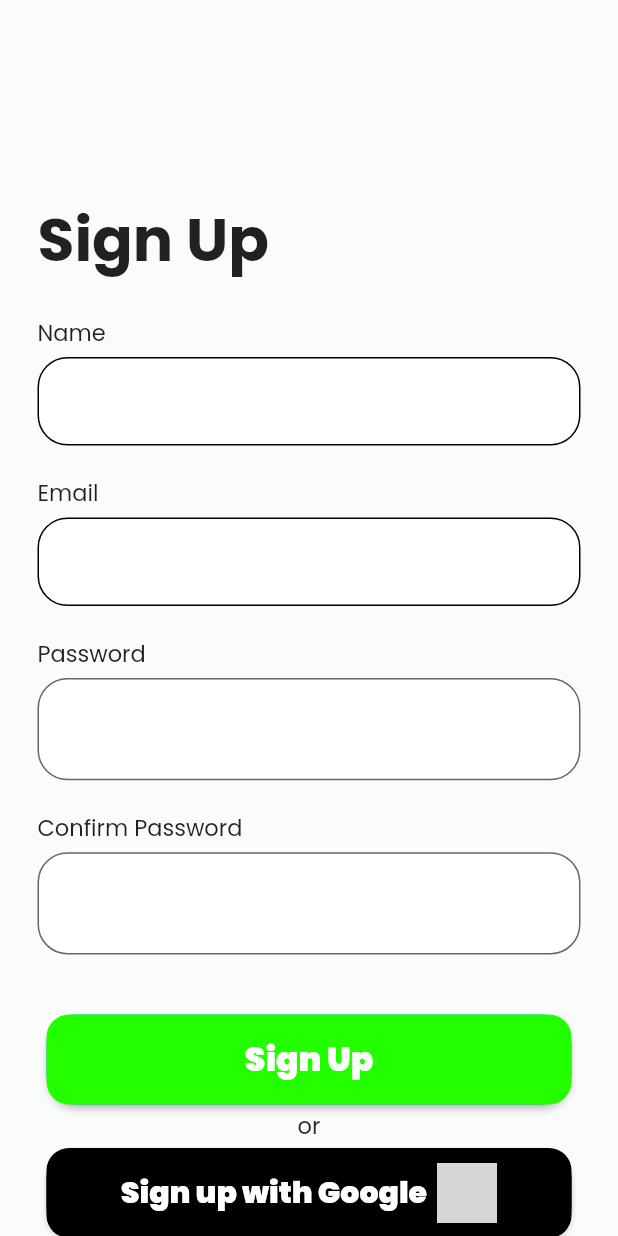
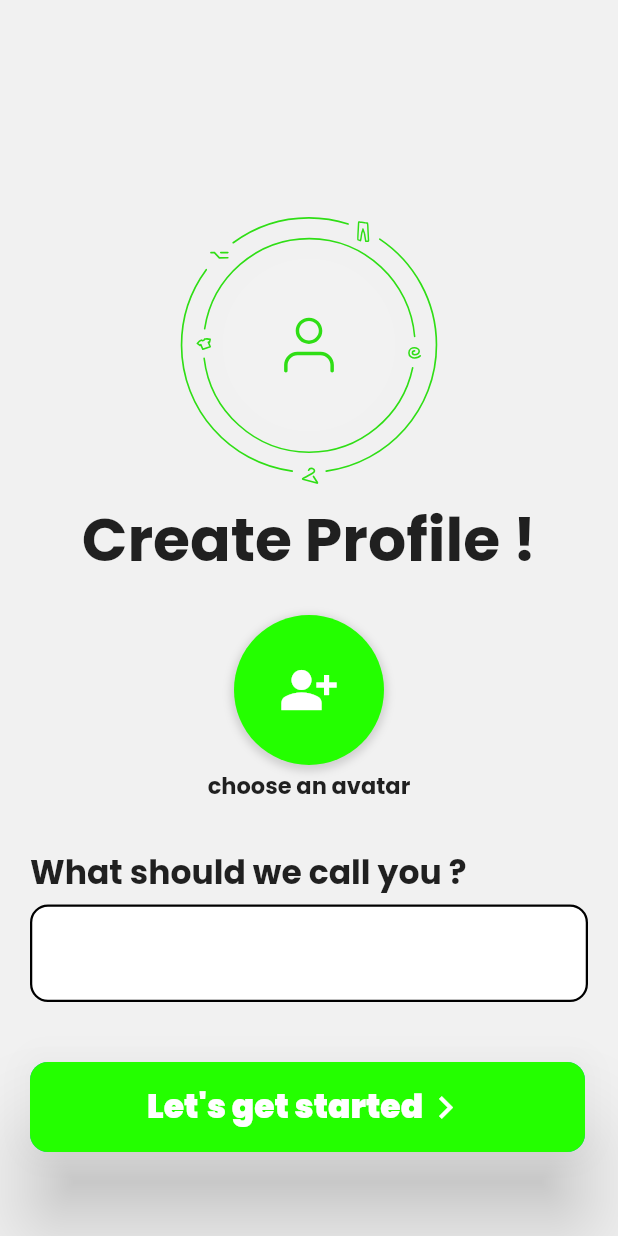
Before and after one commit to PVSarathKrishnan/knack_mobile, a Flutter app: the screen it shows after launch, on a phone screen of 412 x 824 dp. Run offline on Flutter 3.47's test engine with Material 3 defaults, Android fonts, the phone set to English and light mode, and no system bars; drawn by our look-alikes of lottie; our stand-ins replace firebase_auth, firebase_core, google_fonts, google_sign_in; accounts and stored records are empty; grey boxes are pictures that could not be loaded.

Commit message:
Google Authentication and build profile

```diff
--- a/lib/main.dart
+++ b/lib/main.dart
@@ -1,7 +1,8 @@
 import 'package:firebase_core/firebase_core.dart';
 import 'package:flutter/material.dart';
 import 'package:knack/firebase_options.dart';
-import 'package:knack/view/screens/signup_screen.dart';
+import 'package:knack/view/screens/profile/profile_build.dart';
+import 'package:knack/view/screens/signup/signup_screen.dart';
 
 void main() async {
   WidgetsFlutterBinding.ensureInitialized();
@@ -21,7 +22,7 @@ class MyApp extends StatelessWidget {
       theme: ThemeData(useMaterial3: false),
       debugShowCheckedModeBanner: false,
       title: 'Knack',
-      home: SignUpScreen(),
+      home: BuildProfile(),
     );
   }
 }
--- /dev/null
+++ b/lib/view/screens/profile/collections.dart
@@ -0,0 +1,59 @@
+import 'package:flutter/material.dart';
+
+List<String> avatars = [
+  "https://cdn-icons-png.freepik.com/256/945/945260.png?ga=GA1.1.1670387391.1711524050&",
+  "https://cdn-icons-png.freepik.com/256/952/952936.png?ga=GA1.1.1670387391.1711524050&",
+  "https://cdn-icons-png.freepik.com/256/4333/4333642.png?ga=GA1.1.1670387391.1711524050&",
+  "https://cdn-icons-png.freepik.com/256/13847/13847433.png?ga=GA1.1.1670387391.1711524050&",
+  "https://cdn-icons-png.freepik.com/256/11195/11195353.png?ga=GA1.1.1670387391.1711524050&",
+  "https://cdn-icons-png.freepik.com/256/11696/11696670.png?ga=GA1.1.1670387391.1711524050&",
+  "https://cdn-icons-png.freepik.com/256/11045/11045308.png?ga=GA1.1.1670387391.1711524050&",
+  "https://cdn-icons-png.freepik.com/256/1050/1050444.png?ga=GA1.1.1670387391.1711524050&",
+  "https://cdn-icons-png.freepik.com/256/190/190609.png?ga=GA1.1.1670387391.1711524050&",
+  //
+  "https://cdn-icons-png.freepik.com/256/190/190639.png?ga=GA1.1.1670387391.1711524050&",
+  "https://cdn-icons-png.freepik.com/256/4453/4453609.png?ga=GA1.1.1670387391.1711524050&",
+  "https://cdn-icons-png.freepik.com/256/1881/1881006.png?ga=GA1.1.1670387391.1711524050&",
+  "https://cdn-icons-png.freepik.com/256/4058/4058940.png?ga=GA1.1.1670387391.1711524050&",
+  //
+  "https://cdn-icons-png.freepik.com/256/4807/4807976.png?ga=GA1.1.1670387391.1711524050&",
+  "https://cdn-icons-png.freepik.com/256/5084/5084596.png?ga=GA1.1.1670387391.1711524050&",
+  "https://cdn-icons-png.freepik.com/256/8710/8710562.png?ga=GA1.1.1670387391.1711524050&",
+  "https://cdn-icons-png.freepik.com/256/6819/6819742.png?ga=GA1.1.1670387391.1711524050&",
+  //
+  "https://cdn-icons-png.freepik.com/256/2202/2202112.png?ga=GA1.1.1670387391.1711524050&",
+  "https://cdn-icons-png.freepik.com/256/607/607381.png?ga=GA1.1.1670387391.1711524050&",
+  "https://cdn-icons-png.freepik.com/256/11696/11696660.png?ga=GA1.1.1670387391.1711524050&",
+  "https://cdn-icons-png.freepik.com/256/6276/6276024.png?ga=GA1.1.1670387391.1711524050&",
+  //
+  "https://cdn-icons-png.freepik.com/256/15200/15200122.png?ga=GA1.1.1670387391.1711524050&",
+  "https://cdn-icons-png.freepik.com/256/1912/1912058.png?ga=GA1.1.1670387391.1711524050&",
+  "https://cdn-icons-png.freepik.com/256/13374/13374988.png?ga=GA1.1.1670387391.1711524050&",
+  "https://cdn-icons-png.freepik.com/256/8132/8132880.png?ga=GA1.1.1670387391.1711524050&",
+  //
+  "https://cdn-icons-png.freepik.com/256/2632/2632546.png?ga=GA1.1.1670387391.1711524050&",
+  "https://cdn-icons-png.freepik.com/256/10888/10888874.png?ga=GA1.1.1670387391.1711524050&",
+  "https://cdn-icons-png.freepik.com/256/6714/6714044.png?ga=GA1.1.1670387391.1711524050&",
+  "https://cdn-icons-png.freepik.com/256/1805/1805732.png?ga=GA1.1.1670387391.1711524050&",
+  "https://cdn-icons-png.freepik.com/256/2173/2173478.png?ga=GA1.1.1670387391.1711524050&",
+  "https://cdn-icons-png.freepik.com/256/2172/2172021.png?ga=GA1.1.1670387391.1711524050&",
+  "https://cdn-icons-png.freepik.com/256/616/616412.png?ga=GA1.1.1670387391.1711524050&",
+  "https://cdn-icons-png.freepik.com/256/2002/2002974.png?ga=GA1.1.1670387391.1711524050&",
+  "https://cdn-icons-png.freepik.com/256/7519/7519424.png?ga=GA1.1.1670387391.1711524050&",
+  "https://cdn-icons-png.freepik.com/256/10104/10104222.png?ga=GA1.1.1670387391.1711524050&",
+  "https://cdn-icons-png.freepik.com/256/11975/11975769.png?ga=GA1.1.1670387391.1711524050&",
+  "https://cdn-icons-png.freepik.com/256/3558/3558927.png?ga=GA1.1.1670387391.1711524050&",
+  "https://cdn-icons-png.freepik.com/256/630/630426.png?ga=GA1.1.1670387391.1711524050&",
+  "https://cdn-icons-png.freepik.com/256/4490/4490425.png?ga=GA1.1.1670387391.1711524050&",
+  "https://cdn-icons-png.freepik.com/256/7316/7316717.png?ga=GA1.1.1670387391.1711524050&",
+  "https://cdn-icons-png.freepik.com/256/1352/1352462.png?ga=GA1.1.1670387391.1711524050&",
+  "https://cdn-icons-png.freepik.com/256/7040/7040020.png?ga=GA1.1.1670387391.1711524050&",
+  "https://cdn-icons-png.freepik.com/256/136/136090.png?ga=GA1.1.1670387391.1711524050&",
+  "https://cdn-icons-png.freepik.com/256/3891/3891577.png?ga=GA1.1.1670387391.1711524050&",
+  "https://cdn-icons-png.freepik.com/256/4140/4140048.png?ga=GA1.1.1670387391.1711524050&",
+  "https://cdn-icons-png.freepik.com/256/8271/8271336.png?ga=GA1.1.1670387391.1711524050&",
+  "https://cdn-icons-png.freepik.com/256/9508/9508789.png?ga=GA1.1.1670387391.1711524050&",
+  "https://cdn-icons-png.freepik.com/256/1776/1776700.png?ga=GA1.1.1670387391.1711524050&",
+];
+
+Color g = Color(0XFF24FF00);
--- /dev/null
+++ b/lib/view/screens/profile/profile_build.dart
@@ -0,0 +1,179 @@
+import 'package:flutter/material.dart';
+import 'package:knack/view/screens/profile/collections.dart';
+import 'package:knack/view/style/text_style.dart';
+import 'package:lottie/lottie.dart';
+
+class BuildProfile extends StatelessWidget {
+  BuildProfile({super.key});
+
+  @override
+  Widget build(BuildContext context) {
+    return Scaffold(
+      backgroundColor: Color(0XFFF1F1F1),
+      body: SingleChildScrollView(
+        child: Column(
+          children: [
+            SizedBox(
+              height: 130,
+            ),
+            LottieBuilder.asset("lib/assets/profile.json"),
+            Text(
+              "Create Profile !",
+              style: text_style_h.copyWith(fontSize: 40),
+            ),
+
+            SizedBox(
+              height: 20,
+            ),
+            // Avatar placeholder
+            GestureDetector(
+                onTap: () {
+                  _showAvatarSelectionDialog(context);
+                },
+                child: Container(
+                  decoration: BoxDecoration(
+                    shape: BoxShape.circle,
+                    boxShadow: [
+                      BoxShadow(
+                        color: Color.fromARGB(255, 73, 73, 73)
+                            .withOpacity(0.2), // Shadow color
+                        spreadRadius: 2, // Spread radius
+                        blurRadius: 4, // Blur radius
+                        offset:
+                            Offset(0, 2), // Shadow position, vertically down
+                      ),
+                    ],
+                  ),
+                  child: CircleAvatar(
+                    radius: 50,
+                    backgroundColor:
+                        g, // Change to your desired background color
+                    child: Icon(
+                      Icons.person_add_alt_sharp,
+                      size: 40,
+                      color: Colors.white,
+                    ),
+                  ),
+                )),
+            SizedBox(
+              height: 2,
+            ),
+            Text(
+              "choose an avatar",
+              style: text_style_h.copyWith(fontSize: 15),
+            ),
+            Padding(
+              padding: const EdgeInsets.symmetric(horizontal: 20),
+              child: Column(
+                crossAxisAlignment: CrossAxisAlignment.start,
+                children: [
+                  SizedBox(
+                    height: 30,
+                  ),
+                  Text("What should we call you ?",
+                      style: text_style_h.copyWith(fontSize: 22)),
+                  SizedBox(
+                    height: 5,
+                  ),
+                  TextFormField(
+                    style: text_style_h.copyWith(fontSize: 18),
+                    // controller: ,
+                    // validator: ,
+                    autovalidateMode: AutovalidateMode.onUserInteraction,
+                    decoration: InputDecoration(
+                      enabledBorder: OutlineInputBorder(
+                          borderSide:
+                              BorderSide(color: Colors.black, width: 1.5),
+                          borderRadius: BorderRadius.circular(12)),
+                      fillColor: Colors.white,
+                      focusedBorder:
+                          OutlineInputBorder(borderSide: BorderSide(color: g)),
+                      filled: true,
+                      border: OutlineInputBorder(
+                        borderRadius: BorderRadius.circular(12),
+                      ),
+                    ),
+                  ),
+                  SizedBox(
+                    height: 40,
+                  ),
+                  ElevatedButton(
+                    onPressed: () {},
+                    style: ElevatedButton.styleFrom(
+                      elevation: 25,
+                      shape: RoundedRectangleBorder(
+                          borderRadius: BorderRadius.circular(12)),
+                      padding: EdgeInsets.zero,
+                    ),
+                    child: Container(
+                      width: 370,
+                      height: 60,
+                      decoration: BoxDecoration(
+                          borderRadius: BorderRadius.circular(12), color: g),
+                      child: Center(
+                          child: Row(
+                        mainAxisAlignment: MainAxisAlignment.center,
+                        children: [
+                          Text(
+                            "Let's get started",
+                            style: text_style_n.copyWith(
+                                fontSize: 22, fontWeight: FontWeight.w900),
+                          ),
+                          Icon(
+                            Icons.navigate_next,
+                            size: 30,
+                          )
+                        ],
+                      )),
+                    ),
+                  ),
+                ],
+              ),
+            ),
+          ],
+        ),
+      ),
+    );
+  }
+
+  void _showAvatarSelectionDialog(BuildContext context) {
+    showDialog(
+      context: context,
+      builder: (BuildContext context) {
+        return Dialog(
+          shape: RoundedRectangleBorder(
+            borderRadius: BorderRadius.circular(16),
+          ),
+          child: Container(
+            color: Colors.transparent,
+            height: 400,
+            padding: EdgeInsets.all(16),
+            child: GridView.builder(
+              shrinkWrap: true,
+              gridDelegate: SliverGridDelegateWithFixedCrossAxisCount(
+                crossAxisCount: 4,
+                crossAxisSpacing: 16,
+                mainAxisSpacing: 16,
+              ),
+              itemCount: avatars.length,
+              itemBuilder: (BuildContext context, int index) {
+                return GestureDetector(
+                  onTap: () {
+                    // Handle avatar selection
+                    // saveProfileData("User's Name", avatars[index]);
+                    Navigator.pop(context);
+                  },
+                  child: CircleAvatar(
+                    backgroundColor: Colors.transparent,
+                    backgroundImage: NetworkImage(avatars[index]),
+                    radius: 30,
+                  ),
+                );
+              },
+            ),
+          ),
+        );
+      },
+    );
+  }
+}
--- a/pubspec.yaml
+++ b/pubspec.yaml
@@ -34,6 +34,8 @@ dependencies:
   flutter:
     sdk: flutter
   google_fonts: ^6.2.1
+  google_sign_in: ^6.2.1
+  lottie: ^3.1.0
 
 dev_dependencies:
   flutter_lints: ^3.0.0
@@ -50,8 +52,8 @@ flutter:
   # the material Icons class.
   uses-material-design: true
   # To add assets to your application, add an assets section, like this:
-  # assets:
-  #   - images/a_dot_burr.jpeg
+  assets:
+    - lib/assets/
   #   - images/a_dot_ham.jpeg
   # An image asset can refer to one or more resolution-specific "variants", see
   # https://flutter.dev/assets-and-images/#resolution-aware
```
Also changed, not shown: lib/assets/profile.json (added, +1 -0 lines), lib/services/auth_service.dart (+62 -2 lines), lib/view/screens/login/login_screen.dart (renamed from lib/view/screens/login_screen.dart, +98 -4 lines), lib/view/screens/signup/signup_screen.dart (renamed from lib/view/screens/signup_screen.dart, +64 -38 lines), lib/assets/glogo.png (added), lib/view/screens/homescreen/home_screen.dart (renamed from lib/view/screens/home_screen.dart), pubspec.lock, 4 other files.
